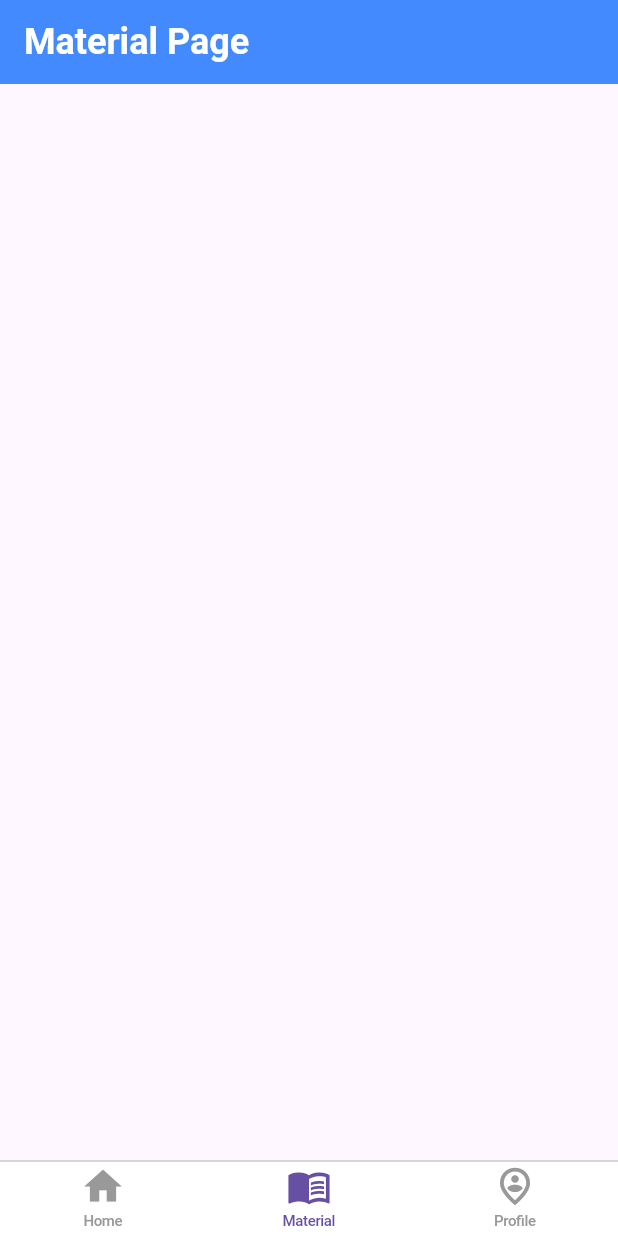
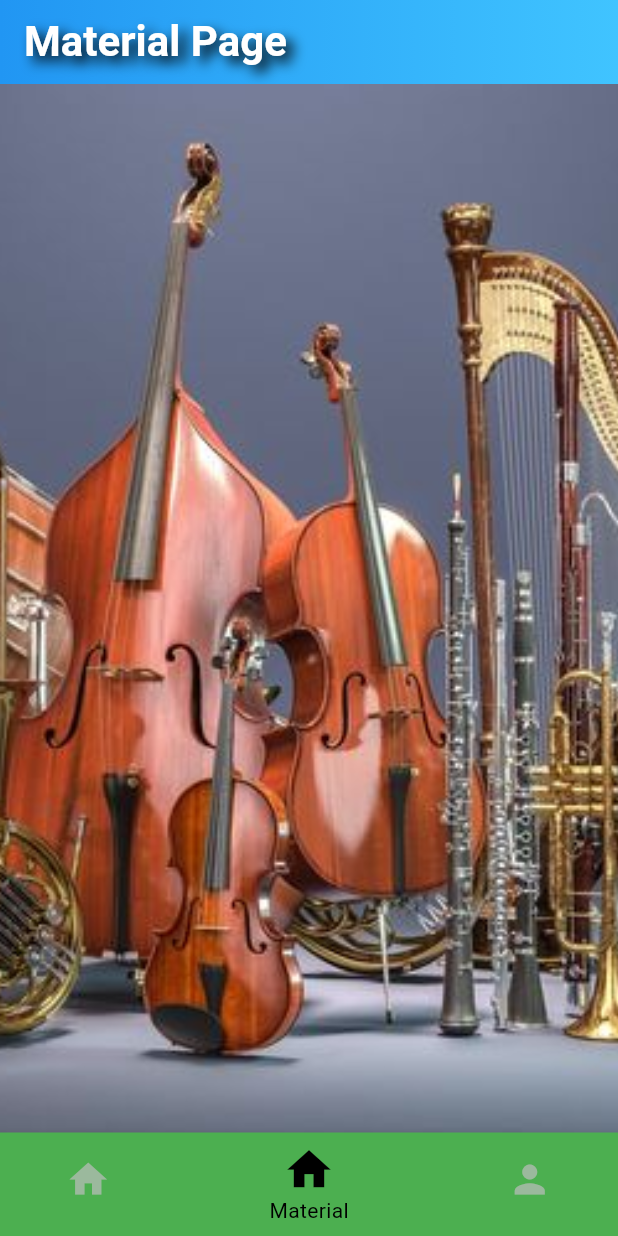
Before and after one commit to Rendy752/Mari-Bermusik, a Flutter app: the screen it shows after launch, item 2 of the bottom bar chosen, on a phone screen of 412 x 824 dp. Run offline on Flutter 3.47's test engine with Material 3 defaults, Android fonts, the phone set to English and light mode, and no system bars; our stand-ins replace cloud_firestore, firebase_auth, firebase_core, loading_animation_widget, timeago; accounts and stored records are empty.

Commit message:
START: update styling material, profile, and navbar

```diff
--- a/lib/component/bottom_navbar.dart
+++ b/lib/component/bottom_navbar.dart
@@ -1,67 +1,79 @@
 import 'package:flutter/material.dart';
+import 'package:mari_bermusik/pages/home_screen.dart';
+import 'package:mari_bermusik/pages/material.dart';
+import 'package:mari_bermusik/pages/profile_screen.dart';
 
 class BottomNavbar extends StatefulWidget {
+  const BottomNavbar({Key? key}) : super(key: key);
+
   @override
-  BottomNavBarState createState() => BottomNavBarState();
+  State<BottomNavbar> createState() => _BottomNavbarState();
 }
 
-class BottomNavBarState extends State<BottomNavbar> {
-  int selectedIndex = 0;
-  List<IconData> data = [
-    Icons.home,
-    Icons.mark_chat_unread_outlined,
-    Icons.menu_book_outlined,
-    Icons.notifications_none,
-    Icons.person_pin_circle_outlined,
+class _BottomNavbarState extends State<BottomNavbar> {
+  int _currentIndex = 0;
+  final _pageController = PageController();
+  final List<Widget> _pages = [
+    const HomeScreen(),
+    const MaterialScreen(),
+    const ProfileScreen()
   ];
 
   @override
   Widget build(BuildContext context) {
     return Scaffold(
-      bottomNavigationBar: Material(
-        elevation: 10,
-        color: Colors.white,
-        child: Container(
-          decoration: BoxDecoration(
-            border: Border(
-              top: BorderSide(width: 2.0, color: Colors.grey.shade500),
-            ),
-          ),
-          height: 70,
-          width: double.infinity,
-          child: ListView.builder(
-            itemCount: data.length,
-            padding: EdgeInsets.symmetric(horizontal: 10),
-            itemBuilder: (ctx, i) => Padding(
-              padding: const EdgeInsets.symmetric(horizontal: 10),
-              child: GestureDetector(
-                onTap: () {
+      body: PageView(
+        controller: _pageController,
+        onPageChanged: (index) {
           setState(() {
-                    selectedIndex = i;
+            _currentIndex = index;
           });
         },
-                child: AnimatedContainer(
-                  duration: Duration(milliseconds: 280),
-                  width: 40,
-                  decoration: BoxDecoration(
-                    border: i == selectedIndex
-                        ? Border(
-                            top: BorderSide(width: 2.0, color: Colors.blue),
-                          )
-                        : null,
+        children: _pages,
       ),
-                  child: Icon(
-                    data[i],
-                    size: 35,
-                    color:
-                        i == selectedIndex ? Colors.blue : Colors.grey.shade800,
+      bottomNavigationBar: BottomNavigationBar(
+        backgroundColor: Colors.white,
+        selectedItemColor: Colors.black,
+        unselectedItemColor: Colors.grey[400]!.withOpacity(0.7),
+        type: BottomNavigationBarType.shifting,
+        elevation: 5,
+        currentIndex: _currentIndex,
+        items: const <BottomNavigationBarItem>[
+          BottomNavigationBarItem(
+            icon: Icon(
+              Icons.home,
+              size: 30.0,
             ),
+            activeIcon: Icon(Icons.home, size: 35.0),
+            label: 'Home',
+            backgroundColor: Colors.blue,
           ),
+          BottomNavigationBarItem(
+            icon: Icon(
+              Icons.book,
+              size: 30.0,
             ),
+            activeIcon: Icon(Icons.home, size: 35.0),
+            label: 'Material',
+            backgroundColor: Colors.green,
           ),
-            scrollDirection: Axis.horizontal,
+          BottomNavigationBarItem(
+            icon: Icon(
+              Icons.person,
+              size: 30.0,
             ),
+            activeIcon: Icon(Icons.home, size: 35.0),
+            label: 'Profile',
+            backgroundColor: Colors.purple,
           ),
+        ],
+        onTap: (index) {
+          _pageController.animateToPage(
+            index,
+            duration: const Duration(milliseconds: 400),
+            curve: Curves.easeInOut,
+          );
+        },
       ),
     );
   }
--- a/lib/component/custom_navigator_home_page.dart
+++ /dev/null
@@ -1,60 +0,0 @@
-import 'package:firebase_auth/firebase_auth.dart';
-import 'package:flutter/material.dart';
-import 'package:flutter/cupertino.dart';
-import 'package:mari_bermusik/pages/home_screen.dart';
-import 'package:mari_bermusik/pages/material.dart';
-import 'package:mari_bermusik/pages/login_register.dart';
-import 'package:mari_bermusik/pages/profile_screen.dart';
-
-class CupertinoNavbar extends StatelessWidget {
-  const CupertinoNavbar({super.key});
-
-  @override
-  Widget build(BuildContext context) {
-    return CupertinoTabScaffold(
-      tabBar: CupertinoTabBar(
-        backgroundColor: Colors.white,
-        items: const <BottomNavigationBarItem>[
-          BottomNavigationBarItem(
-            icon: Icon(Icons.home),
-            label: 'Home',
-            tooltip: 'Home',
-          ),
-          BottomNavigationBarItem(
-            icon: Icon(Icons.menu_book_outlined),
-            label: 'Material',
-            tooltip: 'Material',
-          ),
-          BottomNavigationBarItem(
-            icon: Icon(Icons.person_pin_circle_outlined),
-            label: 'Profile',
-            tooltip: 'Profile',
-          ),
-        ],
-      ),
-      tabBuilder: (context, index) {
-        switch (index) {
-          case 0:
-            return CupertinoTabView(
-              builder: (BuildContext context) => const HomeScreen(),
-            );
-          case 1:
-            return CupertinoTabView(
-              builder: (BuildContext context) => const MaterialScreen(),
-            );
-          case 2:
-            return CupertinoTabView(
-              builder: (BuildContext context) =>
-                  FirebaseAuth.instance.currentUser != null
-                      ? const ProfileScreen()
-                      : const LoginRegister(),
-            );
-          default:
-            return CupertinoTabView(
-              builder: (BuildContext context) => const HomeScreen(),
-            );
-        }
-      },
-    );
-  }
-}
--- a/lib/component/top_navbar.dart
+++ b/lib/component/top_navbar.dart
@@ -4,20 +4,39 @@ import 'package:flutter/services.dart';
 class TopNavbar extends StatelessWidget implements PreferredSizeWidget {
   final String title;
 
-  const TopNavbar({super.key, required this.title});
+  const TopNavbar({Key? key, required this.title}) : super(key: key);
 
   @override
   Widget build(BuildContext context) {
     return AppBar(
       title: Text(
         title,
+        textAlign: TextAlign.center, // center alignment
         style: const TextStyle(
-          fontSize: 24,
+          fontSize: 28, // increase font size
           fontWeight: FontWeight.bold,
           color: Colors.white,
+          shadows: [
+            // text shadows
+            Shadow(
+              blurRadius: 10.0,
+              color: Colors.black,
+              offset: Offset(5.0, 5.0),
+            ),
+          ],
         ),
       ),
-      backgroundColor: Colors.blueAccent,
+      flexibleSpace: Container(
+        decoration: const BoxDecoration(
+          gradient: LinearGradient(
+            colors: [Colors.blue, Colors.lightBlueAccent], // gradient colors
+            begin: Alignment.centerLeft,
+            end: Alignment.centerRight,
+          ),
+        ),
+      ),
+      backgroundColor:
+          Colors.transparent, // make it transparent to show the gradient
       elevation: 0.0,
       systemOverlayStyle: SystemUiOverlayStyle.dark,
       iconTheme: const IconThemeData(color: Colors.white),
--- a/lib/main.dart
+++ b/lib/main.dart
@@ -1,6 +1,6 @@
 import 'package:flutter/material.dart';
 import 'package:firebase_core/firebase_core.dart';
-import 'package:mari_bermusik/component/custom_navigator_home_page.dart';
+import 'package:mari_bermusik/component/bottom_navbar.dart';
 import 'firebase_options.dart';
 
 Future<void> main() async {
@@ -19,7 +19,7 @@ class MainApp extends StatelessWidget {
     return MaterialApp(
       debugShowCheckedModeBanner: false,
       theme: ThemeData(primarySwatch: Colors.orange),
-      home: const CupertinoNavbar(),
+      home: const BottomNavbar(),
     );
   }
 }
--- a/lib/pages/material.dart
+++ b/lib/pages/material.dart
@@ -71,17 +71,20 @@ class _MaterialScreenState extends State<MaterialScreen> {
             ),
           ],
         ),
-        content: Padding(
+        content: SingleChildScrollView(
+          child: Padding(
             padding: const EdgeInsets.all(20.0),
             child: Column(
               children: [
                 EntryField(title: 'Title', controller: titleController),
-              EntryField(title: 'Instrument', controller: instrumentController),
+                EntryField(
+                    title: 'Instrument', controller: instrumentController),
                 EntryField(
                     title: 'Description', controller: descriptionController),
                 EntryField(title: 'Sub', controller: subController),
                 EntryField(title: 'Content', controller: contentController),
               ],
+            ),
           ),
         ),
         actions: [
@@ -181,7 +184,8 @@ class _MaterialScreenState extends State<MaterialScreen> {
             ),
           ],
         ),
-        content: Padding(
+        content: SingleChildScrollView(
+          child: Padding(
             padding: const EdgeInsets.all(20.0),
             child: Text(
               "Are you sure you want to delete material with title '$title'?",
@@ -190,6 +194,7 @@ class _MaterialScreenState extends State<MaterialScreen> {
                   fontSize: 18,
                   fontFamily: 'Arial',
                   fontWeight: FontWeight.bold),
+            ),
           ),
         ),
         actions: [
@@ -267,10 +272,13 @@ class _MaterialScreenState extends State<MaterialScreen> {
             )
           : null,
       floatingActionButtonLocation: FloatingActionButtonLocation.endFloat,
-      bottomNavigationBar: Container(
-        height: 70.0,
+      body: Container(
+        decoration: const BoxDecoration(
+          image: DecorationImage(
+            image: AssetImage("assets/images/musicalInstrument.jpg"),
+            fit: BoxFit.cover,
           ),
-      body: Center(
+        ),
         child: Stack(
           children: <Widget>[
             Padding(
--- a/pubspec.yaml
+++ b/pubspec.yaml
@@ -9,7 +9,6 @@ environment:
 dependencies:
   flutter:
     sdk: flutter
-  cupertino_icons: ^1.0.2
   cloud_firestore: ^4.13.6
   firebase_core: ^2.24.2
   firebase_auth: ^4.16.0
```
Also changed, not shown: lib/pages/login_register.dart (+105 -16 lines), lib/pages/profile_screen.dart (+65 -14 lines), assets/images/musicalInstrument.jpg (added), pubspec.lock, 19 other files. Lines whose indentation alone changed are shown as unchanged.
